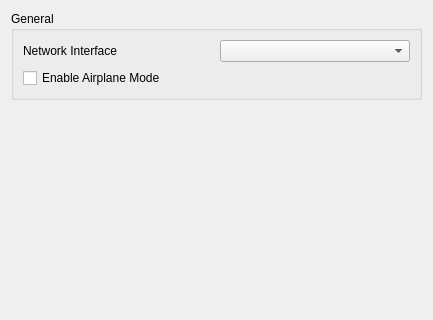
Above: src/yuzu/configuration/configure_network.ui from ddddng/Lichii before the change; both pictures show x 0 to 433 and y 0 to 320 of the 433 by 561 pixel window. Below: the same form after it.
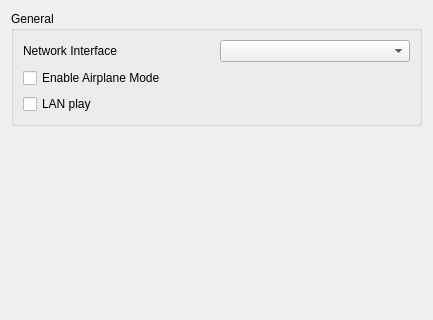
That is the form after the change.

Commit message:
Add LAN play for local wireless games
Local wireless discovery and the host/station exchange can run directly
over the LAN (UDP broadcast and TCP on port 11452) when no room is joined.
Off by default under Configure > Network > LAN play.

```diff
--- a/src/yuzu/configuration/configure_network.ui
+++ b/src/yuzu/configuration/configure_network.ui
@@ -42,6 +42,16 @@
           </property>
          </widget>
         </item>
+        <item row="3" column="0" colspan="2">
+         <widget class="QCheckBox" name="lan_play">
+          <property name="toolTip">
+           <string>Plays local wireless games with other Lichii instances or ldn_mitm consoles on the same network, without a room. If you are in a room when a game starts local play, the room is used instead.</string>
+          </property>
+          <property name="text">
+           <string>LAN play</string>
+          </property>
+         </widget>
+        </item>
        </layout>
       </widget>
      </item>
```
The commit also changes 12 other files.
